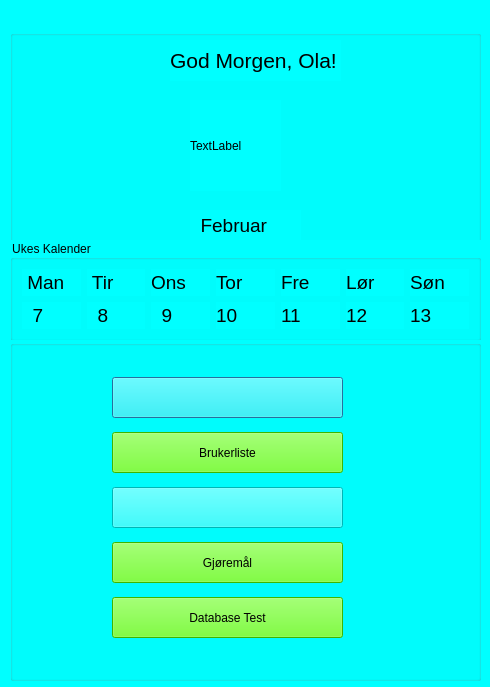
Above: SKOGKK/KKOGSK/homepagedialog.ui from Strauts/AppDeployment before the change. Below: the same form after it.
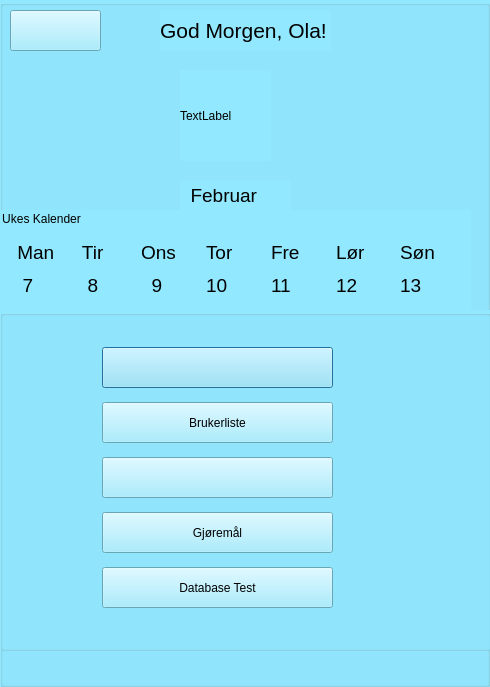
That is the form after the change. Icons and pictures are not drawn.

Patch:
```diff
--- a/SKOGKK/KKOGSK/homepagedialog.ui
+++ b/SKOGKK/KKOGSK/homepagedialog.ui
@@ -14,15 +14,15 @@
    <string>Dialog</string>
   </property>
   <property name="styleSheet">
-   <string notr="true">background-color: rgb(0, 255, 255);</string>
+   <string notr="true">background-color: rgb(146, 232, 255);</string>
   </property>
   <widget class="QGroupBox" name="groupBox">
    <property name="geometry">
     <rect>
-     <x>10</x>
-     <y>30</y>
-     <width>471</width>
-     <height>651</height>
+     <x>0</x>
+     <y>0</y>
+     <width>490</width>
+     <height>687</height>
     </rect>
    </property>
    <property name="title">
@@ -38,7 +38,8 @@
      </rect>
     </property>
     <property name="styleSheet">
-     <string notr="true">color: rgb(0, 0, 0);</string>
+     <string notr="true">color: rgb(0, 0, 0);
+border:none;</string>
     </property>
     <property name="title">
      <string>Ukes Kalender</string>
@@ -219,10 +220,13 @@
      <rect>
       <x>0</x>
       <y>310</y>
-      <width>471</width>
+      <width>491</width>
       <height>341</height>
      </rect>
     </property>
+    <property name="styleSheet">
+     <string notr="true"/>
+    </property>
     <property name="title">
      <string/>
     </property>
@@ -259,7 +263,7 @@
      </property>
      <property name="styleSheet">
       <string notr="true">color: rgb(0, 0, 0);
-background-color: rgb(85, 255, 0);</string>
+background-color: rgb(146, 232, 255);</string>
      </property>
      <property name="text">
       <string>Brukerliste</string>
@@ -292,7 +296,7 @@
      </property>
      <property name="styleSheet">
       <string notr="true">color: rgb(0, 0, 0);
-background-color: rgb(85, 255, 0);</string>
+background-color: rgb(146, 232, 255);</string>
      </property>
      <property name="text">
       <string>Gjøremål</string>
@@ -309,7 +313,7 @@
      </property>
      <property name="styleSheet">
       <string notr="true">color: rgb(0, 0, 0);
-background-color: rgb(85, 255, 0);</string>
+background-color: rgb(146, 232, 255);</string>
      </property>
      <property name="text">
       <string>Database Test</string>
@@ -371,6 +375,22 @@
      <string>  Februar</string>
     </property>
    </widget>
+   <widget class="QPushButton" name="pushButton_2">
+    <property name="geometry">
+     <rect>
+      <x>10</x>
+      <y>10</y>
+      <width>91</width>
+      <height>41</height>
+     </rect>
+    </property>
+    <property name="styleSheet">
+     <string notr="true">border-image: url(:/Assets/Buttons/avslutt_active.png);</string>
+    </property>
+    <property name="text">
+     <string/>
+    </property>
+   </widget>
   </widget>
  </widget>
  <resources/>
```
